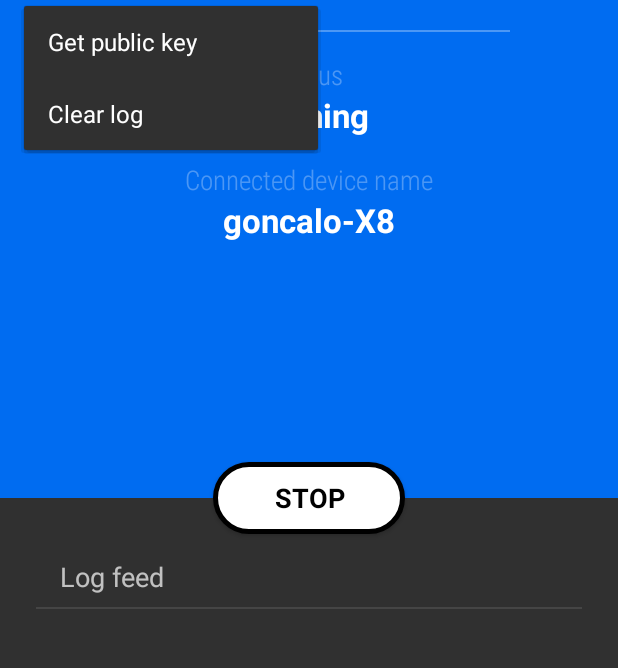
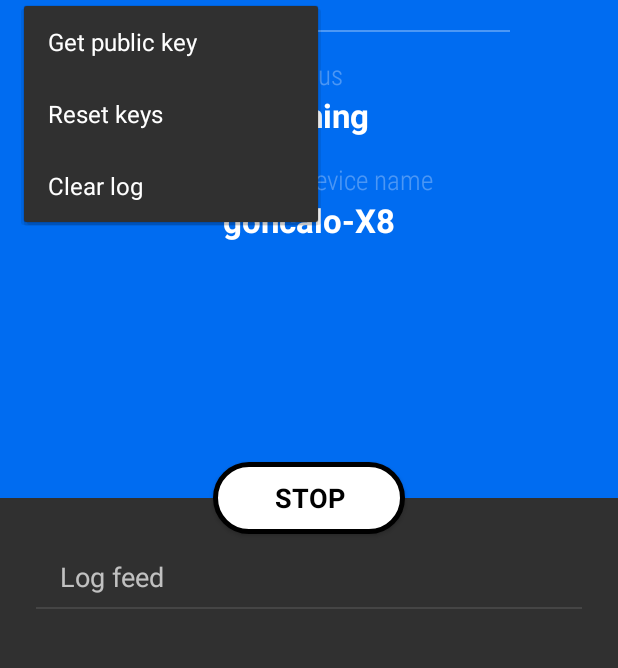
Before and after one commit to goncalo-rodrigues/DroidCipher, an Android app: the screen it shows after launch (MainActivity), after a tap on an icon or button, on a phone screen of 412 x 824 dp, the part 102-770 px from its top. Run offline under Robolectric (Android 15) with nearby library versions, the phone set to English and light mode, and no system bars; 1 statement that could not run was skipped.

Commit message:
resetkey

```diff
--- a/Android/app/src/main/java/pt/ulisboa/tecnico/sirs/droidcipher/Services/MainProtocolService.java
+++ b/Android/app/src/main/java/pt/ulisboa/tecnico/sirs/droidcipher/Services/MainProtocolService.java
@@ -144,7 +144,7 @@ public class MainProtocolService extends Service implements IAcceptConnectionCal
             pcUUIDBytes = Arrays.copyOfRange(qrcodeinfo, cursor, (cursor += 36)); //36 bytes
             integrityKeyBytesEncoded = Arrays.copyOfRange(qrcodeinfo, cursor, qrcodeinfo.length); //remaining bytes
             integrityKeyBytes = Base64.decode(integrityKeyBytesEncoded, Base64.DEFAULT);
-        } catch (IndexOutOfBoundsException e) {
+        } catch (IndexOutOfBoundsException | IllegalArgumentException e) {
             Log.e(LOG_TAG, "Qr code is too small");
             logEvent(Events.FAILED_QRCODE, null);
             return;
--- a/Android/app/src/main/res/menu/settings_menu.xml
+++ b/Android/app/src/main/res/menu/settings_menu.xml
@@ -5,6 +5,9 @@
         android:id="@+id/get_pub_key_setting"
         android:title="@string/get_public_key_setting"/>
     <item
+        android:id="@+id/reset_key_pair_setting"
+        android:title="@string/reset_key_pair_setting"/>
+    <item
         android:id="@+id/clear_log_setting"
         android:title="@string/clear_log_setting"/>
 
--- a/Android/app/src/main/res/values/strings.xml
+++ b/Android/app/src/main/res/values/strings.xml
@@ -23,4 +23,9 @@
     <string name="main_device_name">Connected device name</string>
     <string name="main_device_addr">Connected device address</string>
     <string name="scan_qr_code">To add a device, scan the QR Code</string>
+    <string name="reset_key_pair_setting">Reset keys</string>
+    <string name="ok">Ok</string>
+    <string name="cancel">Cancel</string>
+    <string name="warning">Warning</string>
+    <string name="reset_keys_warning">You will not be able to recover any of your currently encrypted files. Are you sure you want to reset your keys?</string>
 </resources>
```
Also changed, not shown: Android/app/src/main/java/pt/ulisboa/tecnico/sirs/droidcipher/MainActivity.java (+23 -0 lines), 1 other file.
